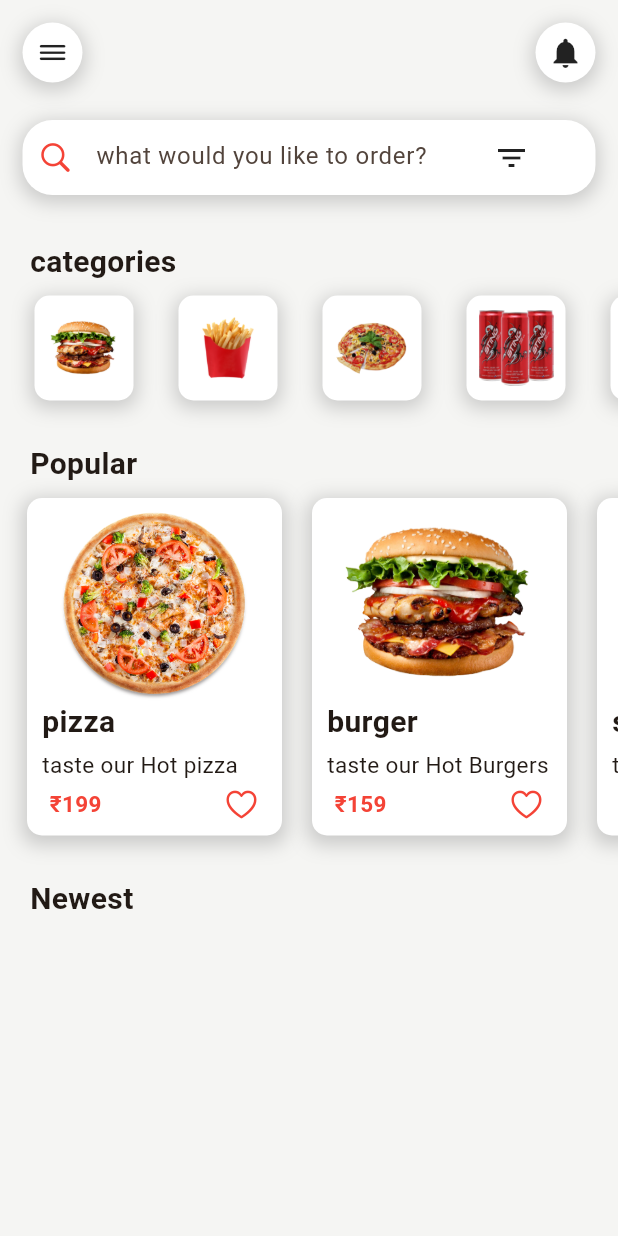
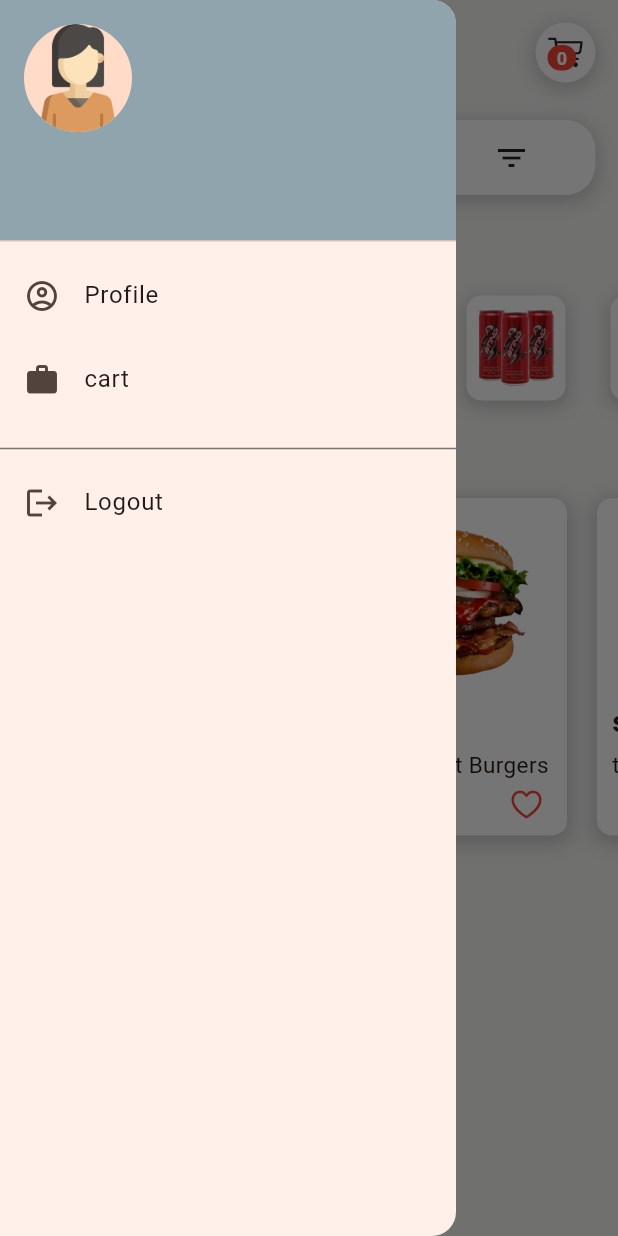
Before and after one commit to SadhakKumar/zomato-clone, a Flutter app: the HomePage screen opened directly, after a tap on an icon or button, on a phone screen of 412 x 824 dp. Run offline on Flutter 3.47's test engine with Material 2 defaults, Android fonts, the phone set to English and light mode, and no system bars; our stand-ins replace cloud_firestore, firebase_auth, firebase_core, firebase_storage, flutter_rating_bar, fluttertoast; missing offline and left inert: razorpay_flutter; accounts and stored records are empty.

Commit message:
added payment gateway and cart page

```diff
--- a/lib/pages/HomePage.dart
+++ b/lib/pages/HomePage.dart
@@ -6,6 +6,7 @@ import 'package:zomato_clone/widgets/AppbarWidget.dart';
 import 'package:zomato_clone/widgets/CategoryWrapper.dart';
 import 'package:zomato_clone/widgets/SearchTab.dart';
 
+import '../widgets/DrawerWidget.dart';
 import '../widgets/NewestListWidget.dart';
 import '../widgets/PopularItems.dart';
 
@@ -60,6 +61,7 @@ class _HomePageState extends State<HomePage> {
           NewestListWidget(),
         ],
       ),
+      drawer: DrawerWidget(),
     );
   }
 }
--- a/lib/pages/RegistrationPage.dart
+++ b/lib/pages/RegistrationPage.dart
@@ -25,6 +25,7 @@ class _RegistrationPageState extends State<RegistrationPage> {
   String _email = '';
   String _password = '';
   bool _showPassword = false;
+  List<String> _cart = [];
 
   @override
   Widget build(BuildContext context) {
@@ -170,6 +171,7 @@ class _RegistrationPageState extends State<RegistrationPage> {
         'name': _name,
         'email': email,
         'contactNumber': _contactNumber,
+        'cart': _cart
       });
       Navigator.pushReplacement(
           context, MaterialPageRoute(builder: (context) => LoginPage()));
--- a/lib/widgets/AppbarWidget.dart
+++ b/lib/widgets/AppbarWidget.dart
@@ -1,8 +1,15 @@
 import 'package:flutter/cupertino.dart';
 import 'package:flutter/material.dart';
+import 'package:zomato_clone/pages/Cart.dart';
+import 'package:firebase_auth/firebase_auth.dart';
+import 'package:firebase_core/firebase_core.dart';
+import 'package:cloud_firestore/cloud_firestore.dart';
+import 'package:firebase_storage/firebase_storage.dart';
 
 class AppBarWidget extends StatelessWidget {
-  const AppBarWidget({super.key});
+  final _auth = FirebaseAuth.instance;
+  CollectionReference _userCollection =
+      FirebaseFirestore.instance.collection('users');
 
   @override
   Widget build(BuildContext context) {
@@ -12,7 +19,9 @@ class AppBarWidget extends StatelessWidget {
         mainAxisAlignment: MainAxisAlignment.spaceBetween,
         children: [
           InkWell(
-            onTap: () {},
+            onTap: () {
+              Scaffold.of(context).openDrawer();
+            },
             child: Container(
               padding: EdgeInsets.all(8),
               decoration: BoxDecoration(
@@ -30,7 +39,12 @@ class AppBarWidget extends StatelessWidget {
             ),
           ),
           InkWell(
-            onTap: () {},
+            onTap: () {
+              Navigator.push(
+                context,
+                MaterialPageRoute(builder: (context) => Cart()),
+              );
+            },
             child: Container(
               padding: EdgeInsets.all(8),
               decoration: BoxDecoration(
@@ -43,12 +57,53 @@ class AppBarWidget extends StatelessWidget {
                     blurRadius: 10,
                     offset: Offset(0, 3),
                   )
-                  ]),
-              child: Icon(Icons.notifications),
+                ],
+              ),
+              child: Stack(
+                children: [
+                  Icon(CupertinoIcons.cart),
+                  if (1 > 0) // Display the number if it's greater than 0
+                    Positioned(
+                      bottom: 0,
+                      left: 0,
+                      child: Container(
+                        padding: EdgeInsets.symmetric(horizontal: 6),
+                        decoration: BoxDecoration(
+                          color: Colors.red,
+                          borderRadius: BorderRadius.circular(10),
+                        ),
+                        child: FutureBuilder<int>(
+                          future: getNumber(),
+                          builder: (context, snapshot) {
+                            int num = snapshot.data!;
+                            return Container(
+                              child: Text(
+                                "${num}",
+                                style: TextStyle(
+                                  color: Colors.white,
+                                  fontSize: 12,
+                                  fontWeight: FontWeight.bold,
+                                ),
+                              ),
+                            );
+                          },
+                        ),
+                      ),
+                    ),
+                ],
+              ),
             ),
           )
         ],
       ),
     );
   }
+
+  Future<int> getNumber() async {
+    var user = _auth.currentUser;
+    DocumentSnapshot userSnapshot = await _userCollection.doc(user!.uid).get();
+    List<dynamic> array = userSnapshot['cart'];
+    int length = array.length;
+    return length;
   }
+}
--- /dev/null
+++ b/lib/widgets/DrawerWidget.dart
@@ -0,0 +1,114 @@
+import 'package:flutter/cupertino.dart';
+import 'package:flutter/material.dart';
+import 'package:firebase_auth/firebase_auth.dart';
+import 'package:cloud_firestore/cloud_firestore.dart';
+import 'package:zomato_clone/pages/Cart.dart';
+
+import '../pages/LoginPage.dart';
+
+class DrawerWidget extends StatelessWidget {
+  const DrawerWidget({super.key});
+
+  @override
+  Widget build(BuildContext context) {
+    User? user = FirebaseAuth.instance.currentUser;
+
+    if (user == null) {
+      // Handle the case where the user is not signed in
+      return Drawer();
+    }
+
+    return Drawer(
+      child: FutureBuilder<DocumentSnapshot>(
+        future:
+            FirebaseFirestore.instance.collection('users').doc(user.uid).get(),
+        builder:
+            (BuildContext context, AsyncSnapshot<DocumentSnapshot> snapshot) {
+          if (snapshot.connectionState == ConnectionState.waiting) {
+            // While the document is being fetched, show a loading indicator
+            return CircularProgressIndicator();
+          }
+
+          if (snapshot.hasError) {
+            // Handle any errors that occurred while fetching the document
+            return Text('Error: ${snapshot.error}');
+          }
+
+          if (!snapshot.hasData || !snapshot.data!.exists) {
+            // Handle the case where the user document does not exist
+            return Drawer();
+          }
+
+          if (snapshot.hasData && snapshot.data!.exists) {
+            var userData = snapshot.data!.data() as Map<String, dynamic>;
+            var name = userData['name'] as String;
+            var email = userData['email'] as String;
+
+            return ListView(
+              padding: EdgeInsets.zero,
+              children: [
+                UserAccountsDrawerHeader(
+                  accountName: Text(name),
+                  accountEmail: Text(email),
+                  currentAccountPicture: CircleAvatar(
+                    child: ClipOval(
+                      child: Image.asset(
+                        'assets/images/woman.png',
+                        fit: BoxFit.cover,
+                        height: double.infinity,
+                        width: double.infinity,
+                      ),
+                    ),
+                  ),
+                  decoration: BoxDecoration(
+                    color: Colors.blueGrey[300],
+                    // image: DecorationImage(
+                    //   image: AssetImage('assets/images/bg.jpg'),
+                    //   fit: BoxFit.cover,
+                    // ),
+                  ),
+                ),
+                ListTile(
+                  leading: Icon(Icons.account_circle_outlined),
+                  title: Text('Profile'),
+                  onTap: () {},
+                ),
+                ListTile(
+                  leading: Icon(Icons.work),
+                  title: Text('cart'),
+                  onTap: () {
+                    Navigator.push(
+                      context,
+                      MaterialPageRoute(builder: (context) => Cart()),
+                    );
+                  },
+                ),
+                SizedBox(height: 10),
+                Divider(color: Colors.grey[600]),
+                ListTile(
+                  leading: Icon(Icons.logout),
+                  title: Text('Logout'),
+                  onTap: () {
+                    logout(context);
+                  },
+                ),
+              ],
+            );
+          }
+          return Container();
+        },
+      ),
+    );
+  }
+
+  Future<void> logout(BuildContext context) async {
+    const CircularProgressIndicator();
+    await FirebaseAuth.instance.signOut();
+    Navigator.pushReplacement(
+      context,
+      MaterialPageRoute(
+        builder: (context) => LoginPage(),
+      ),
+    );
+  }
+}
--- a/lib/widgets/NewestListWidget.dart
+++ b/lib/widgets/NewestListWidget.dart
@@ -17,11 +17,27 @@ class _NewestListWidgetState extends State<NewestListWidget> {
   final _auth = FirebaseAuth.instance;
   // Points to the root reference
   final storage = FirebaseStorage.instance;
+  List<dynamic> incartArray = [];
+  void initState() {
+    super.initState();
+    // Initialize inCart based on the actual cart status (you can fetch this from Firestore)
+    getCartItems();
+  }
 
-  CollectionReference _usersCollection =
+  getCartItems() async {
+    var user = _auth.currentUser;
+    DocumentSnapshot userSnapshot = await _userCollection.doc(user!.uid).get();
+    List<dynamic> array = userSnapshot['cart'];
+    setState(() {
+      incartArray = array;
+    });
+  }
+
+  CollectionReference _userCollection =
       FirebaseFirestore.instance.collection('users');
   CollectionReference _itemsCollection =
       FirebaseFirestore.instance.collection('items');
+
   @override
   Widget build(BuildContext context) {
     return Padding(
@@ -29,6 +45,7 @@ class _NewestListWidgetState extends State<NewestListWidget> {
       child: StreamBuilder<QuerySnapshot>(
           stream: _itemsCollection.snapshots(),
           builder: (context, snapshot) {
+            bool inCart = false;
             if (snapshot.hasError) {
               return Text('Error: ${snapshot.error}');
             }
@@ -140,10 +157,44 @@ class _NewestListWidgetState extends State<NewestListWidget> {
                                   color: Colors.red,
                                   size: 26,
                                 ),
-                                Icon(
-                                  CupertinoIcons.cart,
-                                  color: Colors.red,
-                                  size: 26,
+                                InkWell(
+                                  onTap: () async {
+                                    var user = _auth.currentUser;
+                                    if (user != null) {
+                                      DocumentSnapshot userSnapshot =
+                                          await _userCollection
+                                              .doc(user.uid)
+                                              .get();
+                                      List<dynamic> array =
+                                          userSnapshot['cart'];
+
+                                      if (!incartArray.contains(item.id)) {
+                                        array.add(item.id);
+                                      } else {
+                                        array.remove(item.id);
+                                      }
+
+                                      userSnapshot.reference
+                                          .update({'cart': array});
+                                      setState(() {
+                                        incartArray = array;
+                                        inCart =
+                                            !inCart; // Toggle inCart status
+                                      });
+                                    }
+                                  },
+                                  child: Container(
+                                    padding: EdgeInsets.all(8),
+                                    decoration: BoxDecoration(
+                                      color: Colors.white,
+                                      borderRadius: BorderRadius.circular(20),
+                                    ),
+                                    child: Icon(
+                                      incartArray.contains(item.id)
+                                          ? Icons.remove_circle_outline
+                                          : CupertinoIcons.cart,
+                                    ),
+                                  ),
                                 )
                               ]),
                         )
--- a/pubspec.yaml
+++ b/pubspec.yaml
@@ -36,6 +36,10 @@ dependencies:
   cloud_firestore: ^4.8.4
   flutter_rating_bar: ^4.0.1
   firebase_storage: ^11.2.6
+  razorpay_flutter: ^1.3.5
+  fluttertoast: ^8.2.2
+
+
 
 
 
```
Also changed, not shown: lib/pages/Cart.dart (added, +371 -0 lines), lib/pages/PaymentPage.dart (added, +17 -0 lines), assets/images/woman.png (added), pubspec.lock, 1 other file. Lines whose indentation alone changed are shown as unchanged.
